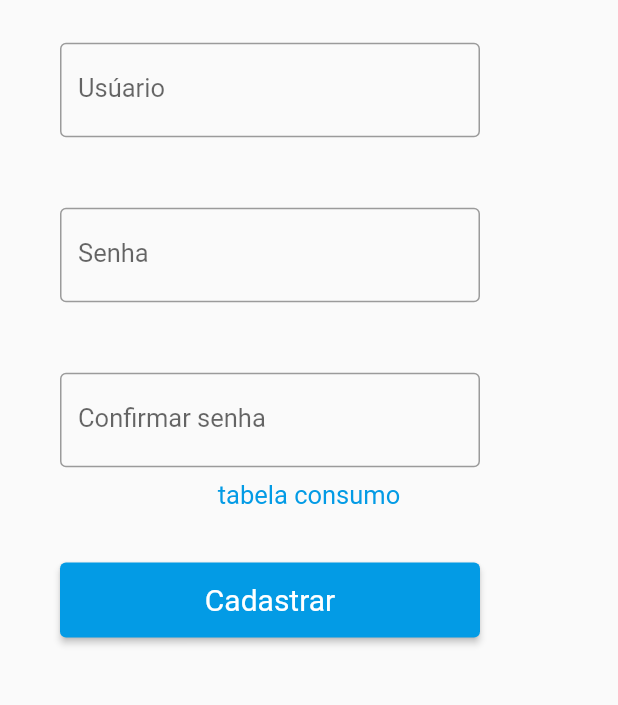
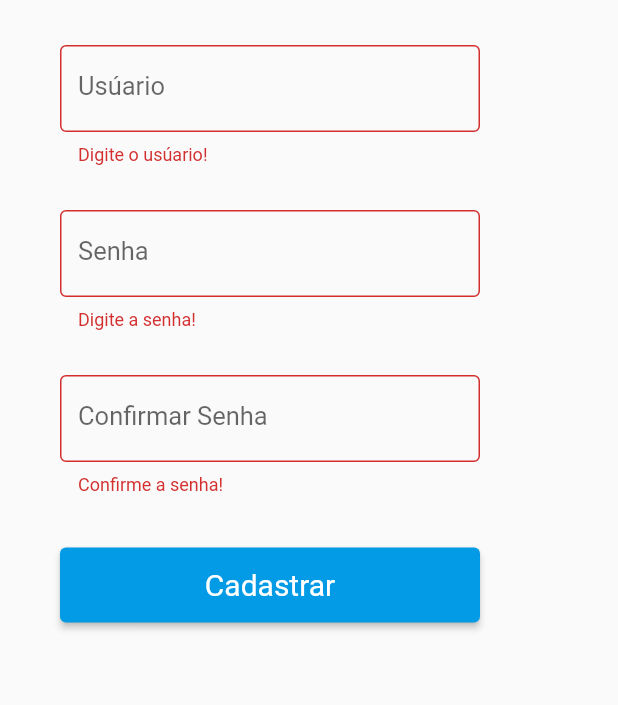
Before and after one commit to giohana/Alimentador-de-Pets, a Flutter app: the Cadastro screen opened by its route, after a tap on "Cadastrar", on a phone screen of 412 x 824 dp, the part 120-825 px from its top. Run offline on Flutter 3.47's test engine with Material 2 defaults, Android fonts, the phone set to English and light mode, and no system bars.

Commit message:
pet cadastro

```diff
--- a/lib/src/screens/Cadastro.dart
+++ b/lib/src/screens/Cadastro.dart
@@ -16,10 +16,13 @@ class _CadastroState extends State<Cadastro> {
   final _formKey = GlobalKey<FormState>();
   var _ctrlLoginPassword = TextEditingController();
   var _ctrlLoginUser = TextEditingController();
+  var _ctrlLoginPasswordConfirm = TextEditingController();
 
   @override
   Widget build(BuildContext context) {
-    return Container(
+    return Form(
+      key: _formKey,
+      child: Container(
         child: Scaffold(
           body: Center(
             child: ListView(
@@ -32,14 +35,15 @@ class _CadastroState extends State<Cadastro> {
                   height: 60,
                 ),
                 SizedBox(
-                height: 20,
+                  height: 30,
                 ),
                 Input(
                   TextInputType.text,
                   'Usúario',
                   _ctrlLoginUser,
+                  hint: 'user123',
                   validator: _validateLogin,
-                hint: "usuario01",
+                  textInputAction: TextInputAction.next,
                 ),
                 SizedBox(
                   height: 30,
@@ -48,34 +52,48 @@ class _CadastroState extends State<Cadastro> {
                   TextInputType.number,
                   'Senha',
                   _ctrlLoginPassword,
-                hint: "Senha numérica de 4 dígitos",
                   obscurePassword: true,
+                  hint: 'Senha numérica de 4 dígitos',
                   validator: _validatePassword,
+                  textInputAction: TextInputAction.next,
                 ),
                 SizedBox(
                   height: 30,
                 ),
                 Input(
                   TextInputType.number,
-                'Confirmar senha',
-                _ctrlLoginPassword,
+                  'Confirmar Senha',
+                  _ctrlLoginPasswordConfirm,
                   obscurePassword: true,
-                validator: _validatePassword,
+                  hint: 'Confirme a senha',
+                  validator: _validatePasswordConfirm,
+                  textInputAction: TextInputAction.done,
                 ),
-              Hyperlink(text: 'tabela consumo', ctrl: (){
-                Navigator.push(
-                    context, MaterialPageRoute(builder: (context) => TabelaConsumo()));
-              }),
                 SubmitBotton(
+                  title: 'Cadastrar',
                   ctrl: _ctrlLogin,
-                //ctrl: ddd(),
-                title: 'Cadastrar',
                 ),
               ],
             ),
           ),
         ),
+      ),
     );
+  }
+
+  void _ctrlLogin() {
+    bool formOk = _formKey.currentState.validate();
+    if (!formOk) {
+      return;
+    }
+
+    String user = _ctrlLoginUser.text;
+    String password = _ctrlLoginPassword.text;
+    String passwordConfirm = _ctrlLoginPasswordConfirm.text;
+
+    print("User: $user, Senha: $password, Confirmação: $passwordConfirm");
+      Navigator.push(
+        context, MaterialPageRoute(builder: (context) => PetCadastro()));
   }
 
   String _validateLogin(String text) {
@@ -95,52 +113,20 @@ class _CadastroState extends State<Cadastro> {
     return null;
   }
 
-    void _ctrlLogin() {
-    bool formOk = _formKey.currentState.validate();
-    if (!formOk) {
-      return;
+  String _validatePasswordConfirm(String text) {
+    String password = _ctrlLoginPassword.text;
+
+    if (text.isEmpty) {
+      return "Confirme a senha!";
+    }
+    if (text.length <= 3 || text.length > 4) {
+      return "A senha deve conter 4 números.";
+    }
+    if(password != text){
+      return "As senhas são diferentes";
+    }
+    return null;
   }
 
-    String user = _ctrlLoginUser.text;
-    String password = _ctrlLoginPassword.text;
-
-    print("User: $user, Senha: $password");
-     Navigator.push(
-         context, MaterialPageRoute(builder: (context) => TabelaConsumo()));
-  }
 
 }
-  // void _ctrlLogin() {
-  //   bool formOk = _formKey.currentState.validate();
-  //   if (!formOk) {
-  //     return;
-  //   }
-
-  //   String user = _ctrlLoginUser.text;
-  //   String password = _ctrlLoginPassword.text;
-
-  //   print("User: $user, Senha: $password");
-  //   Navigator.push(
-  //       context, MaterialPageRoute(builder: (context) => PetCadastro()));
-  // }
-
-  // String _validateLogin(String text) {
-  //   if (text.isEmpty) {
-  //     return "Digite o usúario!";
-  //   }
-  //   return null;
-  // }
-
-  // String _validatePassword(String text) {
-  //   if (text.isEmpty) {
-  //     return "Digite a senha!";
-  //   }
-  //   if (text.length <= 3 || text.length > 4) {
-  //     return "A senha deve conter 4 números.";
-  //   }
-  //   return null;
-  // }
-
-  ddd(){
-
-  }
```
Also changed, not shown: lib/src/screens/MorePetCadastro.dart (added, +37 -0 lines), lib/src/screens/PetCadastro.dart (+6 -35 lines). Lines whose indentation alone changed are shown as unchanged.
